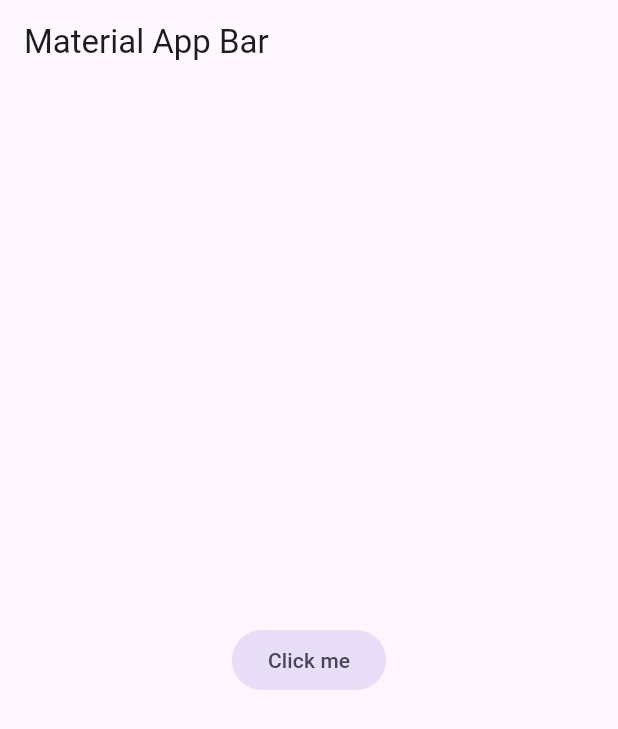
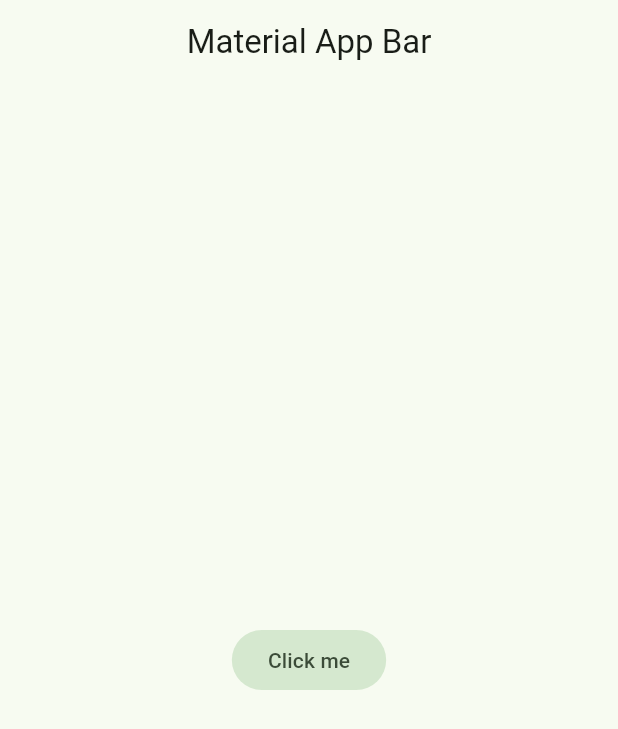
Before and after one commit to samu022/Yes-No-App, a Flutter app: the screen it shows after launch, on a phone screen of 412 x 824 dp. Shown: the top 729 px of the screen. Run offline on Flutter 3.47's test engine with Material 3 defaults, Android fonts, the phone set to English and light mode, and no system bars.

Commit message:
estilo global themes

```diff
--- /dev/null
+++ b/lib/config/theme/app_theme.dart
@@ -0,0 +1,27 @@
+
+import 'package:flutter/material.dart';
+
+
+const Color _customColor=Color(0xFF5C11D4);
+const List<Color> _colorThemes=[
+  _customColor,
+  Colors.blue,
+  Colors.teal,
+  Colors.green,
+  Colors.yellow,
+  Colors.orange,
+  Colors.pink
+];
+class AppTheme {
+  final int selectedColor;
+
+  AppTheme({
+     this.selectedColor=0
+    }): assert(selectedColor>=0 && selectedColor<=_colorThemes.length-1, 'Colors must be between 0 and ${_colorThemes.length}');
+  ThemeData theme(){
+    return ThemeData(
+      useMaterial3: true,
+      colorSchemeSeed: _colorThemes[selectedColor]
+    );
+  }
+}
--- a/lib/main.dart
+++ b/lib/main.dart
@@ -1,4 +1,5 @@
 import 'package:flutter/material.dart';
+import 'package:yes_no_app/config/theme/app_theme.dart';
 
 void main() => runApp(const MyApp());
 
@@ -10,9 +11,11 @@ class MyApp extends StatelessWidget {
     return MaterialApp(
       title: 'Yes No App',
       debugShowCheckedModeBanner: false,
+      theme: AppTheme(selectedColor: 3).theme(),
       home: Scaffold(
         appBar: AppBar(
           title: const Text('Material App Bar'),
+          centerTitle: true,
         ),
         body:  Center(
           child: FilledButton.tonal(
```
